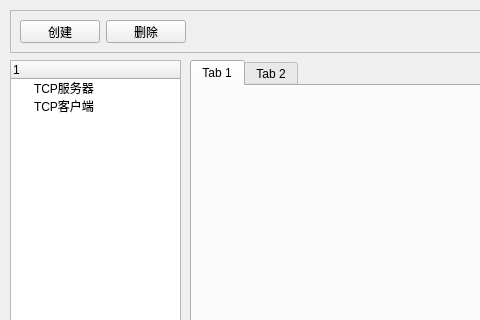
uname/PySockDebuger, file resource/ui/main_window.ui: the form before one commit; both pictures show x 0 to 480 and y 0 to 320 of the 777 by 523 pixel window.
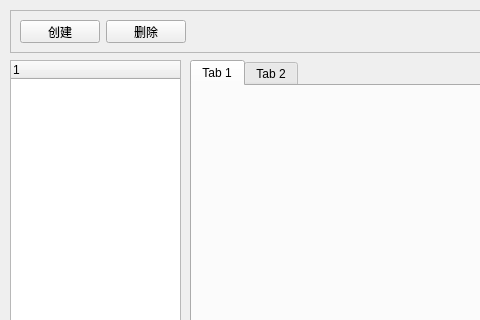
The form after the commit. Custom widgets are drawn as their Qt base class.

Diff of the .ui file:
```diff
--- a/resource/ui/main_window.ui
+++ b/resource/ui/main_window.ui
@@ -89,16 +89,6 @@
       <string/>
      </property>
     </column>
-    <item>
-     <property name="text">
-      <string>TCP服务器</string>
-     </property>
-    </item>
-    <item>
-     <property name="text">
-      <string>TCP客户端</string>
-     </property>
-    </item>
    </widget>
    <widget class="QTabWidget" name="sockTab">
     <property name="geometry">
```
